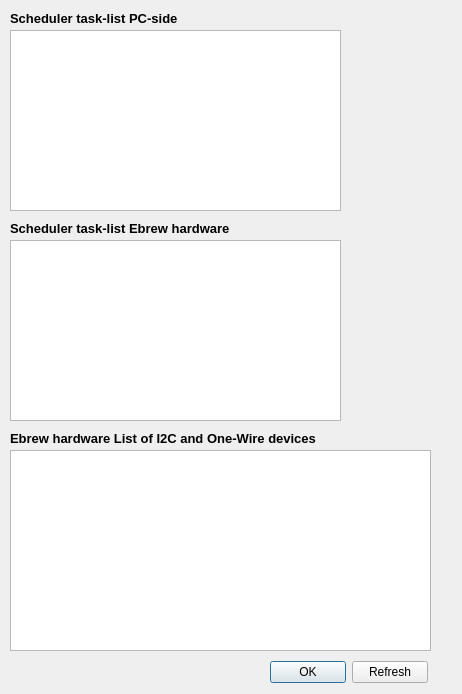
Qt form dialogviewtasklist.ui (Emile666/Ebrew_Qt) before a commit.
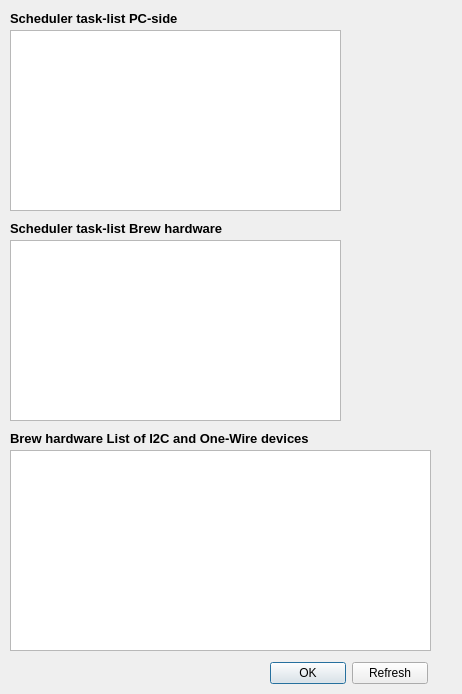
The same form after that commit.

The edit to the form file:
```diff
--- a/dialogviewtasklist.ui
+++ b/dialogviewtasklist.ui
@@ -75,12 +75,11 @@
    <property name="font">
     <font>
      <pointsize>10</pointsize>
-     <weight>75</weight>
      <bold>true</bold>
     </font>
    </property>
    <property name="text">
-    <string>Scheduler task-list Ebrew hardware</string>
+    <string>Scheduler task-list Brew hardware</string>
    </property>
   </widget>
   <widget class="QTextEdit" name="teTaskList3">
@@ -110,12 +109,11 @@
    <property name="font">
     <font>
      <pointsize>10</pointsize>
-     <weight>75</weight>
      <bold>true</bold>
     </font>
    </property>
    <property name="text">
-    <string>Ebrew hardware List of I2C and One-Wire devices</string>
+    <string>Brew hardware List of I2C and One-Wire devices</string>
    </property>
   </widget>
   <widget class="QWidget" name="layoutWidget">
@@ -124,7 +122,7 @@
      <x>270</x>
      <y>660</y>
      <width>158</width>
-     <height>25</height>
+     <height>26</height>
     </rect>
    </property>
    <layout class="QHBoxLayout" name="horizontalLayout">
```
Left out of the diff: 1 changed line with no effect on the pictures.
